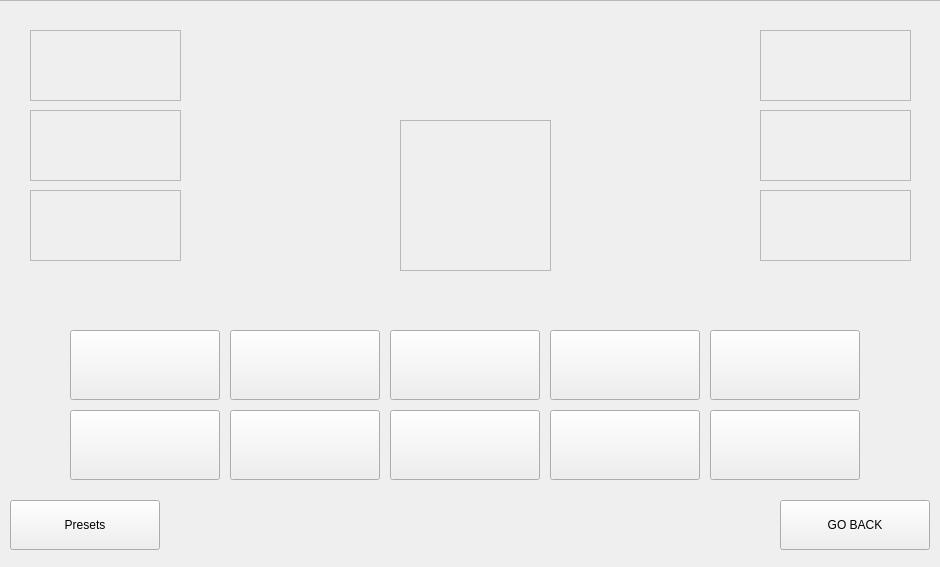
Above: character_select.ui from NunzioSilarbi/Anime-battle before the change. Below: the same form after it.
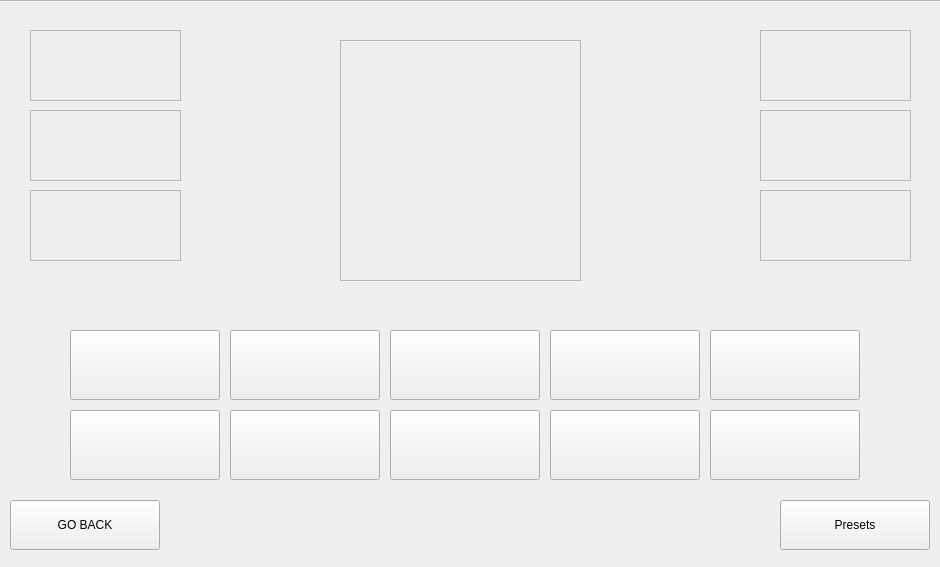
That is the form after the change. Icons and pictures are not drawn.

```diff
--- a/character_select.ui
+++ b/character_select.ui
@@ -37,7 +37,7 @@
    <widget class="QPushButton" name="presets_button">
     <property name="geometry">
      <rect>
-      <x>20</x>
+      <x>790</x>
       <y>500</y>
       <width>150</width>
       <height>50</height>
@@ -314,12 +314,19 @@
    <widget class="QFrame" name="vs_img">
     <property name="geometry">
      <rect>
-      <x>410</x>
-      <y>120</y>
-      <width>151</width>
-      <height>151</height>
+      <x>350</x>
+      <y>40</y>
+      <width>241</width>
+      <height>241</height>
      </rect>
     </property>
+    <property name="styleSheet">
+     <string notr="true">background-image: url(:/static/BG/VS.png);
+background-repeat: no-repeat;
+background-position: center;
+background-origin: content;
+</string>
+    </property>
     <property name="frameShape">
      <enum>QFrame::StyledPanel</enum>
     </property>
@@ -330,7 +337,7 @@
    <widget class="QPushButton" name="back_button">
     <property name="geometry">
      <rect>
-      <x>790</x>
+      <x>20</x>
       <y>500</y>
       <width>150</width>
       <height>50</height>
```
Left out of the diff: 28 changed lines with no effect on the pictures.
